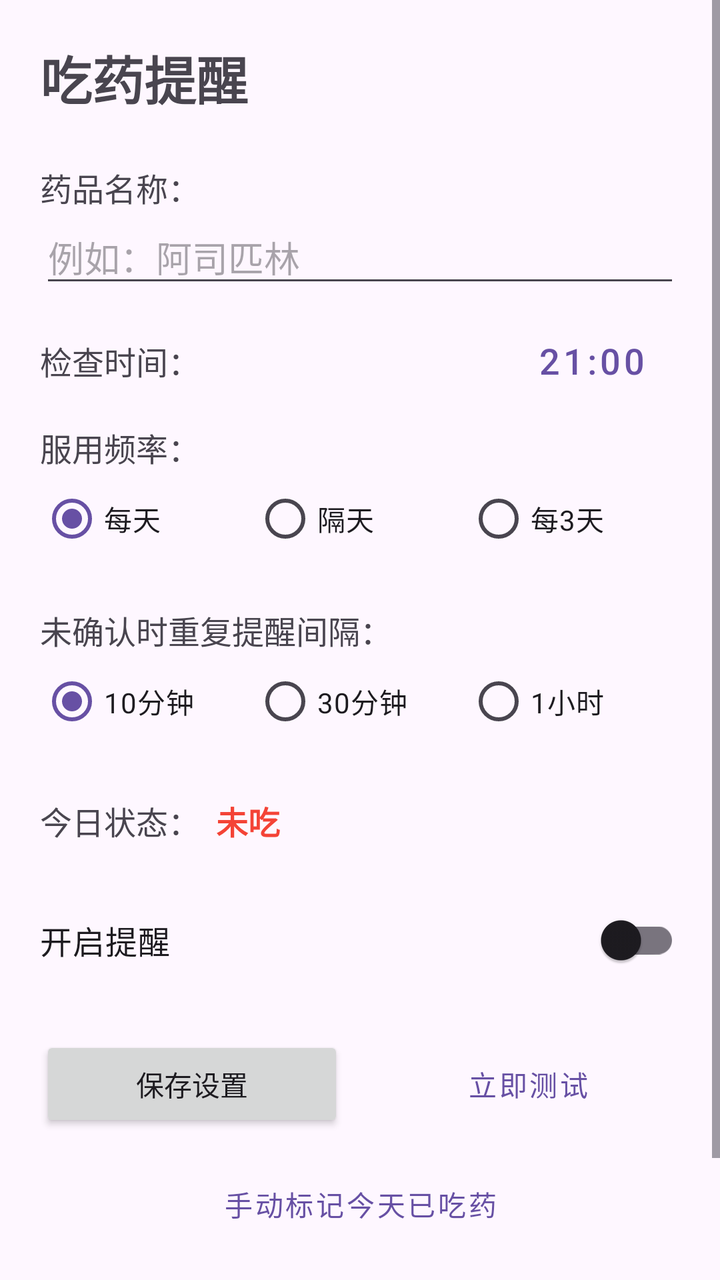
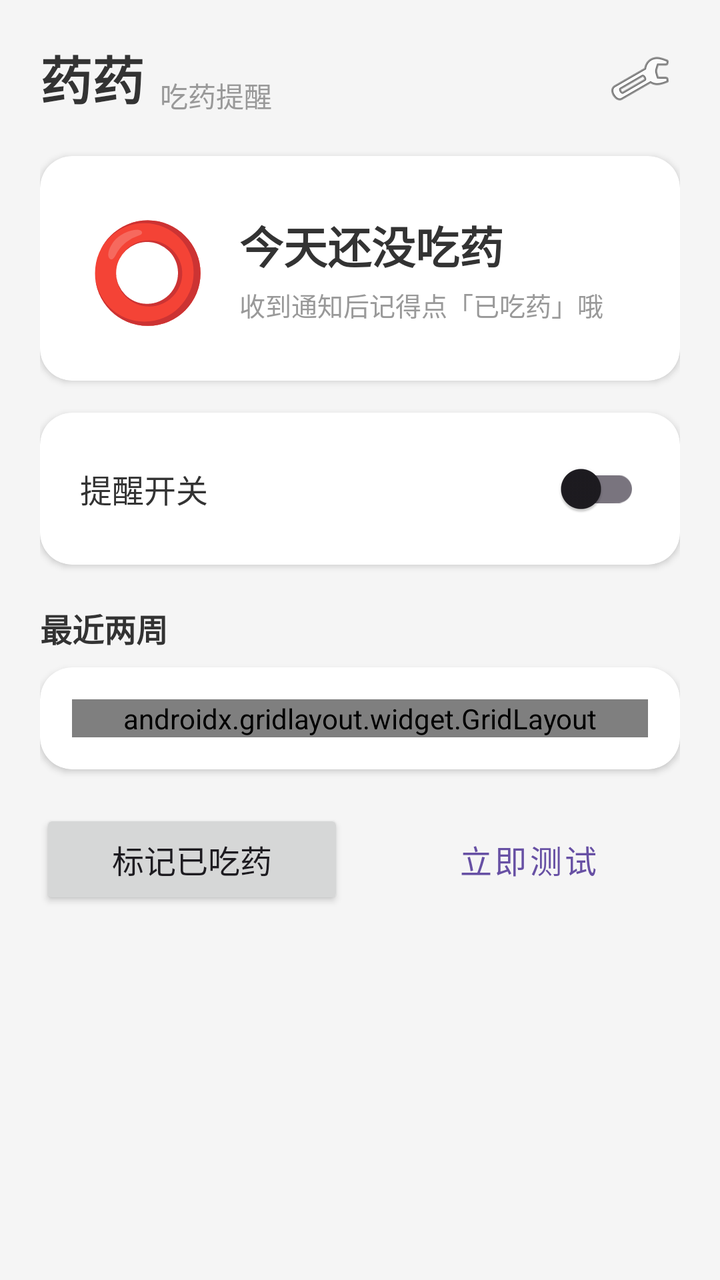

Two renders of the same Android screen: before a commit and after it. Below are the layout's source before the change and the commit's diff.
<!-- AndroidManifest.xml: application theme Theme.MedReminder -->
<!-- res/layout/activity_main.xml -->
<?xml version="1.0" encoding="utf-8"?>
<ScrollView xmlns:android="http://schemas.android.com/apk/res/android"
    xmlns:app="http://schemas.android.com/apk/res-auto"
    android:layout_width="match_parent"
    android:layout_height="match_parent"
    android:fillViewport="true">

    <androidx.constraintlayout.widget.ConstraintLayout
        android:id="@+id/main"
        android:layout_width="match_parent"
        android:layout_height="wrap_content"
        android:padding="20dp">

        
        <TextView
            android:id="@+id/tvTitle"
            android:layout_width="wrap_content"
            android:layout_height="wrap_content"
            android:text="吃药提醒"
            android:textSize="26sp"
            android:textStyle="bold"
            app:layout_constraintStart_toStartOf="parent"
            app:layout_constraintTop_toTopOf="parent" />

        
        <TextView
            android:id="@+id/tvMedNameLabel"
            android:layout_width="wrap_content"
            android:layout_height="wrap_content"
            android:layout_marginTop="24dp"
            android:text="药品名称："
            android:textSize="16sp"
            app:layout_constraintStart_toStartOf="parent"
            app:layout_constraintTop_toBottomOf="@id/tvTitle" />

        <EditText
            android:id="@+id/etMedName"
            android:layout_width="0dp"
            android:layout_height="wrap_content"
            android:hint="例如：阿司匹林"
            android:inputType="text"
            android:maxLength="20"
            app:layout_constraintEnd_toEndOf="parent"
            app:layout_constraintStart_toStartOf="parent"
            app:layout_constraintTop_toBottomOf="@id/tvMedNameLabel" />

        
        <TextView
            android:id="@+id/tvTimeLabel"
            android:layout_width="wrap_content"
            android:layout_height="wrap_content"
            android:layout_marginTop="20dp"
            android:text="检查时间："
            android:textSize="16sp"
            app:layout_constraintStart_toStartOf="parent"
            app:layout_constraintTop_toBottomOf="@id/etMedName" />

        <Button
            android:id="@+id/btnPickTime"
            style="@style/Widget.MaterialComponents.Button.OutlinedButton"
            android:layout_width="wrap_content"
            android:layout_height="wrap_content"
            android:text="21:00"
            android:textSize="18sp"
            app:layout_constraintBottom_toBottomOf="@id/tvTimeLabel"
            app:layout_constraintEnd_toEndOf="parent"
            app:layout_constraintTop_toTopOf="@id/tvTimeLabel" />

        
        <TextView
            android:id="@+id/tvIntervalLabel"
            android:layout_width="wrap_content"
            android:layout_height="wrap_content"
            android:layout_marginTop="20dp"
            android:text="服用频率："
            android:textSize="16sp"
            app:layout_constraintStart_toStartOf="parent"
            app:layout_constraintTop_toBottomOf="@id/tvTimeLabel" />

        <RadioGroup
            android:id="@+id/rgInterval"
            android:layout_width="0dp"
            android:layout_height="wrap_content"
            android:orientation="horizontal"
            app:layout_constraintEnd_toEndOf="parent"
            app:layout_constraintStart_toStartOf="parent"
            app:layout_constraintTop_toBottomOf="@id/tvIntervalLabel">

            <RadioButton
                android:id="@+id/rbEveryDay"
                android:layout_width="0dp"
                android:layout_height="wrap_content"
                android:layout_weight="1"
                android:checked="true"
                android:text="每天" />

            <RadioButton
                android:id="@+id/rbEvery2Day"
                android:layout_width="0dp"
                android:layout_height="wrap_content"
                android:layout_weight="1"
                android:text="隔天" />

            <RadioButton
                android:id="@+id/rbEvery3Day"
                android:layout_width="0dp"
                android:layout_height="wrap_content"
                android:layout_weight="1"
                android:text="每3天" />
        </RadioGroup>

        
        <TextView
            android:id="@+id/tvRepeatLabel"
            android:layout_width="wrap_content"
            android:layout_height="wrap_content"
            android:layout_marginTop="20dp"
            android:text="未确认时重复提醒间隔："
            android:textSize="16sp"
            app:layout_constraintStart_toStartOf="parent"
            app:layout_constraintTop_toBottomOf="@id/rgInterval" />

        <RadioGroup
            android:id="@+id/rgRepeat"
            android:layout_width="0dp"
            android:layout_height="wrap_content"
            android:orientation="horizontal"
            app:layout_constraintEnd_toEndOf="parent"
            app:layout_constraintStart_toStartOf="parent"
            app:layout_constraintTop_toBottomOf="@id/tvRepeatLabel">

            <RadioButton
                android:id="@+id/rbRepeat10"
                android:layout_width="0dp"
                android:layout_height="wrap_content"
                android:layout_weight="1"
                android:checked="true"
                android:text="10分钟" />

            <RadioButton
                android:id="@+id/rbRepeat30"
                android:layout_width="0dp"
                android:layout_height="wrap_content"
                android:layout_weight="1"
                android:text="30分钟" />

            <RadioButton
                android:id="@+id/rbRepeat60"
                android:layout_width="0dp"
                android:layout_height="wrap_content"
                android:layout_weight="1"
                android:text="1小时" />
        </RadioGroup>

        
        <TextView
            android:id="@+id/tvStatusLabel"
            android:layout_width="wrap_content"
            android:layout_height="wrap_content"
            android:layout_marginTop="24dp"
            android:text="今日状态："
            android:textSize="16sp"
            app:layout_constraintStart_toStartOf="parent"
            app:layout_constraintTop_toBottomOf="@id/rgRepeat" />

        <TextView
            android:id="@+id/tvStatus"
            android:layout_width="wrap_content"
            android:layout_height="wrap_content"
            android:layout_marginStart="8dp"
            android:text="未吃"
            android:textColor="#F44336"
            android:textSize="16sp"
            android:textStyle="bold"
            app:layout_constraintBottom_toBottomOf="@id/tvStatusLabel"
            app:layout_constraintStart_toEndOf="@id/tvStatusLabel"
            app:layout_constraintTop_toTopOf="@id/tvStatusLabel" />

        
        <com.google.android.material.switchmaterial.SwitchMaterial
            android:id="@+id/swEnabled"
            android:layout_width="0dp"
            android:layout_height="wrap_content"
            android:layout_marginTop="24dp"
            android:text="开启提醒"
            android:textSize="16sp"
            app:layout_constraintEnd_toEndOf="parent"
            app:layout_constraintStart_toStartOf="parent"
            app:layout_constraintTop_toBottomOf="@id/tvStatusLabel" />

        
        <Button
            android:id="@+id/btnSave"
            android:layout_width="0dp"
            android:layout_height="wrap_content"
            android:layout_marginTop="24dp"
            android:layout_marginEnd="8dp"
            android:text="保存设置"
            app:layout_constraintEnd_toStartOf="@id/btnTest"
            app:layout_constraintStart_toStartOf="parent"
            app:layout_constraintTop_toBottomOf="@id/swEnabled" />

        <Button
            android:id="@+id/btnTest"
            style="@style/Widget.MaterialComponents.Button.OutlinedButton"
            android:layout_width="0dp"
            android:layout_height="wrap_content"
            android:layout_marginStart="8dp"
            android:text="立即测试"
            app:layout_constraintBottom_toBottomOf="@id/btnSave"
            app:layout_constraintEnd_toEndOf="parent"
            app:layout_constraintStart_toEndOf="@id/btnSave"
            app:layout_constraintTop_toTopOf="@id/btnSave" />

        
        <Button
            android:id="@+id/btnMarkTaken"
            style="@style/Widget.MaterialComponents.Button.OutlinedButton"
            android:layout_width="0dp"
            android:layout_height="wrap_content"
            android:layout_marginTop="12dp"
            android:text="手动标记今天已吃药"
            app:layout_constraintEnd_toEndOf="parent"
            app:layout_constraintStart_toStartOf="parent"
            app:layout_constraintTop_toBottomOf="@id/btnSave" />

        
        <TextView
            android:id="@+id/tvTip"
            android:layout_width="0dp"
            android:layout_height="wrap_content"
            android:layout_marginTop="24dp"
            android:text="提示：保存后会按设定时间检查；到点未吃药会发通知，点通知上的【已吃药】即可停止今日提醒。"
            android:textColor="#888888"
            android:textSize="13sp"
            app:layout_constraintEnd_toEndOf="parent"
            app:layout_constraintStart_toStartOf="parent"
            app:layout_constraintTop_toBottomOf="@id/btnMarkTaken" />

    </androidx.constraintlayout.widget.ConstraintLayout>
</ScrollView>
<!-- resources referenced by this layout -->
<resources>
  <style name="Theme.MedReminder" parent="Base.Theme.MedReminder" />
  <style name="Base.Theme.MedReminder" parent="Theme.Material3.DayNight.NoActionBar">
          
          
      </style>
</resources>

<!-- the commit's change to res/layout/activity_main.xml (unified diff, before → after) -->
@@ -3,7 +3,8 @@
     xmlns:app="http://schemas.android.com/apk/res-auto"
     android:layout_width="match_parent"
     android:layout_height="match_parent"
-    android:fillViewport="true">
+    android:fillViewport="true"
+    android:background="#F5F5F5">
 
     <androidx.constraintlayout.widget.ConstraintLayout
         android:id="@+id/main"
@@ -16,225 +17,220 @@
             android:id="@+id/tvTitle"
             android:layout_width="wrap_content"
             android:layout_height="wrap_content"
-            android:text="吃药提醒"
+            android:text="药药"
             android:textSize="26sp"
             android:textStyle="bold"
+            android:textColor="#333333"
             app:layout_constraintStart_toStartOf="parent"
             app:layout_constraintTop_toTopOf="parent" />
 
-        
         <TextView
-            android:id="@+id/tvMedNameLabel"
+            android:id="@+id/tvSubtitle"
             android:layout_width="wrap_content"
             android:layout_height="wrap_content"
-            android:layout_marginTop="24dp"
-            android:text="药品名称："
-            android:textSize="16sp"
-            app:layout_constraintStart_toStartOf="parent"
-            app:layout_constraintTop_toBottomOf="@id/tvTitle" />
-
-        <EditText
-            android:id="@+id/etMedName"
-            android:layout_width="0dp"
-            android:layout_height="wrap_content"
-            android:hint="例如：阿司匹林"
-            android:inputType="text"
-            android:maxLength="20"
-            app:layout_constraintEnd_toEndOf="parent"
-            app:layout_constraintStart_toStartOf="parent"
-            app:layout_constraintTop_toBottomOf="@id/tvMedNameLabel" />
+            android:layout_marginStart="8dp"
+            android:text="吃药提醒"
+            android:textSize="14sp"
+            android:textColor="#999999"
+            app:layout_constraintBottom_toBottomOf="@id/tvTitle"
+            app:layout_constraintStart_toEndOf="@id/tvTitle" />
+
+        
+        <ImageButton
+            android:id="@+id/btnSettings"
+            android:layout_width="40dp"
+            android:layout_height="40dp"
+            android:background="?attr/selectableItemBackgroundBorderless"
+            android:contentDescription="设置"
+            android:src="@android:drawable/ic_menu_manage"
+            android:scaleType="centerInside"
+            app:layout_constraintBottom_toBottomOf="@id/tvTitle"
+            app:layout_constraintEnd_toEndOf="parent"
+            app:layout_constraintTop_toTopOf="@id/tvTitle" />
+
+        
+        <androidx.cardview.widget.CardView
+            android:id="@+id/cardStatus"
+            android:layout_width="0dp"
+            android:layout_height="wrap_content"
+            android:layout_marginTop="20dp"
+            app:cardCornerRadius="16dp"
+            app:cardElevation="2dp"
+            app:layout_constraintEnd_toEndOf="parent"
+            app:layout_constraintStart_toStartOf="parent"
+            app:layout_constraintTop_toBottomOf="@id/tvTitle">
+
+            <androidx.constraintlayout.widget.ConstraintLayout
+                android:layout_width="match_parent"
+                android:layout_height="wrap_content"
+                android:padding="24dp">
+
+                <TextView
+                    android:id="@+id/tvStatusEmoji"
+                    android:layout_width="wrap_content"
+                    android:layout_height="wrap_content"
+                    android:text="⭕"
+                    android:textSize="48sp"
+                    app:layout_constraintBottom_toBottomOf="parent"
+                    app:layout_constraintStart_toStartOf="parent"
+                    app:layout_constraintTop_toTopOf="parent" />
+
+                <TextView
+                    android:id="@+id/tvStatusText"
+                    android:layout_width="0dp"
+                    android:layout_height="wrap_content"
+                    android:layout_marginStart="16dp"
+                    android:text="今天还没吃药"
+                    android:textSize="22sp"
+                    android:textStyle="bold"
+                    android:textColor="#333333"
+                    app:layout_constraintBottom_toTopOf="@id/tvStatusHint"
+                    app:layout_constraintEnd_toEndOf="parent"
+                    app:layout_constraintStart_toEndOf="@id/tvStatusEmoji"
+                    app:layout_constraintTop_toTopOf="parent"
+                    app:layout_constraintVertical_chainStyle="packed" />
+
+                <TextView
+                    android:id="@+id/tvStatusHint"
+                    android:layout_width="0dp"
+                    android:layout_height="wrap_content"
+                    android:layout_marginStart="16dp"
+                    android:layout_marginTop="4dp"
+                    android:text="收到通知后记得点「已吃药」哦"
+                    android:textSize="13sp"
+                    android:textColor="#999999"
+                    app:layout_constraintBottom_toBottomOf="parent"
+                    app:layout_constraintEnd_toEndOf="parent"
+                    app:layout_constraintStart_toEndOf="@id/tvStatusEmoji"
+                    app:layout_constraintTop_toBottomOf="@id/tvStatusText" />
+
+            </androidx.constraintlayout.widget.ConstraintLayout>
+        </androidx.cardview.widget.CardView>
+
+        
+        <androidx.cardview.widget.CardView
+            android:id="@+id/cardSwitch"
+            android:layout_width="0dp"
+            android:layout_height="wrap_content"
+            android:layout_marginTop="16dp"
+            app:cardCornerRadius="16dp"
+            app:cardElevation="2dp"
+            app:layout_constraintEnd_toEndOf="parent"
+            app:layout_constraintStart_toStartOf="parent"
+            app:layout_constraintTop_toBottomOf="@id/cardStatus">
+
+            <androidx.constraintlayout.widget.ConstraintLayout
+                android:layout_width="match_parent"
+                android:layout_height="wrap_content"
+                android:paddingHorizontal="20dp"
+                android:paddingVertical="14dp">
+
+                <TextView
+                    android:id="@+id/tvSwitchLabel"
+                    android:layout_width="0dp"
+                    android:layout_height="wrap_content"
+                    android:text="提醒开关"
+                    android:textSize="16sp"
+                    android:textColor="#333333"
+                    app:layout_constraintBottom_toBottomOf="parent"
+                    app:layout_constraintStart_toStartOf="parent"
+                    app:layout_constraintTop_toTopOf="parent" />
+
+                <com.google.android.material.switchmaterial.SwitchMaterial
+                    android:id="@+id/swEnabled"
+                    android:layout_width="wrap_content"
+                    android:layout_height="wrap_content"
+                    android:contentDescription="开启或关闭吃药提醒"
+                    app:layout_constraintBottom_toBottomOf="parent"
+                    app:layout_constraintEnd_toEndOf="parent"
+                    app:layout_constraintTop_toTopOf="parent" />
+
+            </androidx.constraintlayout.widget.ConstraintLayout>
+        </androidx.cardview.widget.CardView>
 
         
         <TextView
-            android:id="@+id/tvTimeLabel"
+            android:id="@+id/tvCalendarTitle"
             android:layout_width="wrap_content"
             android:layout_height="wrap_content"
             android:layout_marginTop="20dp"
-            android:text="检查时间："
-            android:textSize="16sp"
-            app:layout_constraintStart_toStartOf="parent"
-            app:layout_constraintTop_toBottomOf="@id/etMedName" />
-
-        <Button
-            android:id="@+id/btnPickTime"
-            style="@style/Widget.MaterialComponents.Button.OutlinedButton"
-            android:layout_width="wrap_content"
-            android:layout_height="wrap_content"
-            android:text="21:00"
-            android:textSize="18sp"
-            app:layout_constraintBottom_toBottomOf="@id/tvTimeLabel"
-            app:layout_constraintEnd_toEndOf="parent"
-            app:layout_constraintTop_toTopOf="@id/tvTimeLabel" />
-
-        
-        <TextView
-            android:id="@+id/tvIntervalLabel"
-            android:layout_width="wrap_content"
-            android:layout_height="wrap_content"
-            android:layout_marginTop="20dp"
-            android:text="服用频率："
-            android:textSize="16sp"
-            app:layout_constraintStart_toStartOf="parent"
-            app:layout_constraintTop_toBottomOf="@id/tvTimeLabel" />
-
-        <RadioGroup
-            android:id="@+id/rgInterval"
-            android:layout_width="0dp"
-            android:layout_height="wrap_content"
-            android:orientation="horizontal"
-            app:layout_constraintEnd_toEndOf="parent"
-            app:layout_constraintStart_toStartOf="parent"
-            app:layout_constraintTop_toBottomOf="@id/tvIntervalLabel">
-
-            <RadioButton
-                android:id="@+id/rbEveryDay"
-                android:layout_width="0dp"
-                android:layout_height="wrap_content"
-                android:layout_weight="1"
-                android:checked="true"
-                android:text="每天" />
-
-            <RadioButton
-                android:id="@+id/rbEvery2Day"
-                android:layout_width="0dp"
-                android:layout_height="wrap_content"
-                android:layout_weight="1"
-                android:text="隔天" />
-
-            <RadioButton
-                android:id="@+id/rbEvery3Day"
-                android:layout_width="0dp"
-                android:layout_height="wrap_content"
-                android:layout_weight="1"
-                android:text="每3天" />
-        </RadioGroup>
-
-        
-        <TextView
-            android:id="@+id/tvRepeatLabel"
-            android:layout_width="wrap_content"
-            android:layout_height="wrap_content"
-            android:layout_marginTop="20dp"
-            android:text="未确认时重复提醒间隔："
-            android:textSize="16sp"
-            app:layout_constraintStart_toStartOf="parent"
-            app:layout_constraintTop_toBottomOf="@id/rgInterval" />
-
-        <RadioGroup
-            android:id="@+id/rgRepeat"
-            android:layout_width="0dp"
-            android:layout_height="wrap_content"
-            android:orientation="horizontal"
-            app:layout_constraintEnd_toEndOf="parent"
-            app:layout_constraintStart_toStartOf="parent"
-            app:layout_constraintTop_toBottomOf="@id/tvRepeatLabel">
-
-            <RadioButton
-                android:id="@+id/rbRepeat10"
-                android:layout_width="0dp"
-                android:layout_height="wrap_content"
-                android:layout_weight="1"
-                android:checked="true"
-                android:text="10分钟" />
-
-            <RadioButton
-                android:id="@+id/rbRepeat30"
-                android:layout_width="0dp"
-                android:layout_height="wrap_content"
-                android:layout_weight="1"
-                android:text="30分钟" />
-
-            <RadioButton
-                android:id="@+id/rbRepeat60"
-                android:layout_width="0dp"
-                android:layout_height="wrap_content"
-                android:layout_weight="1"
-                android:text="1小时" />
-        </RadioGroup>
-
-        
-        <TextView
-            android:id="@+id/tvStatusLabel"
-            android:layout_width="wrap_content"
-            android:layout_height="wrap_content"
-            android:layout_marginTop="24dp"
-            android:text="今日状态："
-            android:textSize="16sp"
-            app:layout_constraintStart_toStartOf="parent"
-            app:layout_constraintTop_toBottomOf="@id/rgRepeat" />
-
-        <TextView
-            android:id="@+id/tvStatus"
-            android:layout_width="wrap_content"
-            android:layout_height="wrap_content"
-            android:layout_marginStart="8dp"
-            android:text="未吃"
-            android:textColor="#F44336"
+            android:text="最近两周"
             android:textSize="16sp"
             android:textStyle="bold"
-            app:layout_constraintBottom_toBottomOf="@id/tvStatusLabel"
-            app:layout_constraintStart_toEndOf="@id/tvStatusLabel"
-            app:layout_constraintTop_toTopOf="@id/tvStatusLabel" />
-
-        
-        <com.google.android.material.switchmaterial.SwitchMaterial
-            android:id="@+id/swEnabled"
-            android:layout_width="0dp"
-            android:layout_height="wrap_content"
-            android:layout_marginTop="24dp"
-            android:text="开启提醒"
+            android:textColor="#333333"
+            app:layout_constraintStart_toStartOf="parent"
+            app:layout_constraintTop_toBottomOf="@id/cardSwitch" />
+
+        
+        <androidx.cardview.widget.CardView
+            android:id="@+id/cardCalendar"
+            android:layout_width="0dp"
+            android:layout_height="wrap_content"
+            android:layout_marginTop="8dp"
+            app:cardCornerRadius="16dp"
+            app:cardElevation="2dp"
+            app:layout_constraintEnd_toEndOf="parent"
+            app:layout_constraintStart_toStartOf="parent"
+            app:layout_constraintTop_toBottomOf="@id/tvCalendarTitle">
+
+            <LinearLayout
+                android:layout_width="match_parent"
+                android:layout_height="wrap_content"
+                android:orientation="vertical"
+                android:padding="16dp">
+
+                
+                <LinearLayout
+                    android:id="@+id/llWeekHeader"
+                    android:layout_width="match_parent"
+                    android:layout_height="wrap_content"
+                    android:orientation="horizontal" />
+
+                
+                <androidx.gridlayout.widget.GridLayout
+                    android:id="@+id/gridCalendar"
+                    android:layout_width="match_parent"
+                    android:layout_height="wrap_content"
+                    android:columnCount="7"
+                    android:rowCount="2" />
+
+            </LinearLayout>
+        </androidx.cardview.widget.CardView>
+
+        
+        <Button
+            android:id="@+id/btnMarkTaken"
+            android:layout_width="0dp"
+            android:layout_height="50dp"
+            android:layout_marginTop="20dp"
+            android:layout_marginEnd="8dp"
+            android:contentDescription="标记今天已吃药"
+            android:text="标记已吃药"
             android:textSize="16sp"
-            app:layout_constraintEnd_toEndOf="parent"
-            app:layout_constraintStart_toStartOf="parent"
-            app:layout_constraintTop_toBottomOf="@id/tvStatusLabel" />
-
-        
-        <Button
-            android:id="@+id/btnSave"
-            android:layout_width="0dp"
-            android:layout_height="wrap_content"
-            android:layout_marginTop="24dp"
-            android:layout_marginEnd="8dp"
-            android:text="保存设置"
+            app:cornerRadius="12dp"
             app:layout_constraintEnd_toStartOf="@id/btnTest"
             app:layout_constraintStart_toStartOf="parent"
-            app:layout_constraintTop_toBottomOf="@id/swEnabled" />
+            app:layout_constraintTop_toBottomOf="@id/cardCalendar" />
 
         <Button
             android:id="@+id/btnTest"
             style="@style/Widget.MaterialComponents.Button.OutlinedButton"
             android:layout_width="0dp"
-            android:layout_height="wrap_content"
+            android:layout_height="50dp"
             android:layout_marginStart="8dp"
+            android:contentDescription="立即测试通知"
             android:text="立即测试"
-            app:layout_constraintBottom_toBottomOf="@id/btnSave"
-            app:layout_constraintEnd_toEndOf="parent"
-            app:layout_constraintStart_toEndOf="@id/btnSave"
-            app:layout_constraintTop_toTopOf="@id/btnSave" />
-
-        
-        <Button
-            android:id="@+id/btnMarkTaken"
-            style="@style/Widget.MaterialComponents.Button.OutlinedButton"
-            android:layout_width="0dp"
-            android:layout_height="wrap_content"
-            android:layout_marginTop="12dp"
-            android:text="手动标记今天已吃药"
-            app:layout_constraintEnd_toEndOf="parent"
-            app:layout_constraintStart_toStartOf="parent"
-            app:layout_constraintTop_toBottomOf="@id/btnSave" />
-
-        
-        <TextView
-            android:id="@+id/tvTip"
-            android:layout_width="0dp"
-            android:layout_height="wrap_content"
-            android:layout_marginTop="24dp"
-            android:text="提示：保存后会按设定时间检查；到点未吃药会发通知，点通知上的【已吃药】即可停止今日提醒。"
-            android:textColor="#888888"
-            android:textSize="13sp"
-            app:layout_constraintEnd_toEndOf="parent"
-            app:layout_constraintStart_toStartOf="parent"
+            android:textSize="16sp"
+            app:cornerRadius="12dp"
+            app:layout_constraintBottom_toBottomOf="@id/btnMarkTaken"
+            app:layout_constraintEnd_toEndOf="parent"
+            app:layout_constraintStart_toEndOf="@id/btnMarkTaken"
+            app:layout_constraintTop_toTopOf="@id/btnMarkTaken" />
+
+        
+        <View
+            android:layout_width="0dp"
+            android:layout_height="24dp"
             app:layout_constraintTop_toBottomOf="@id/btnMarkTaken" />
 
     </androidx.constraintlayout.widget.ConstraintLayout>
